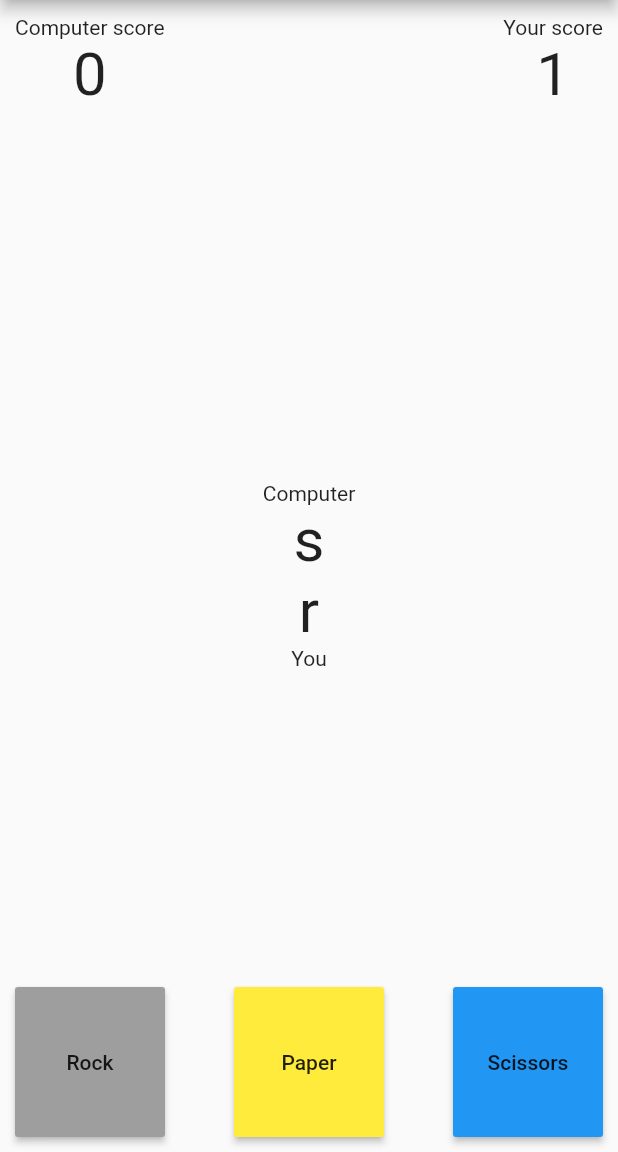
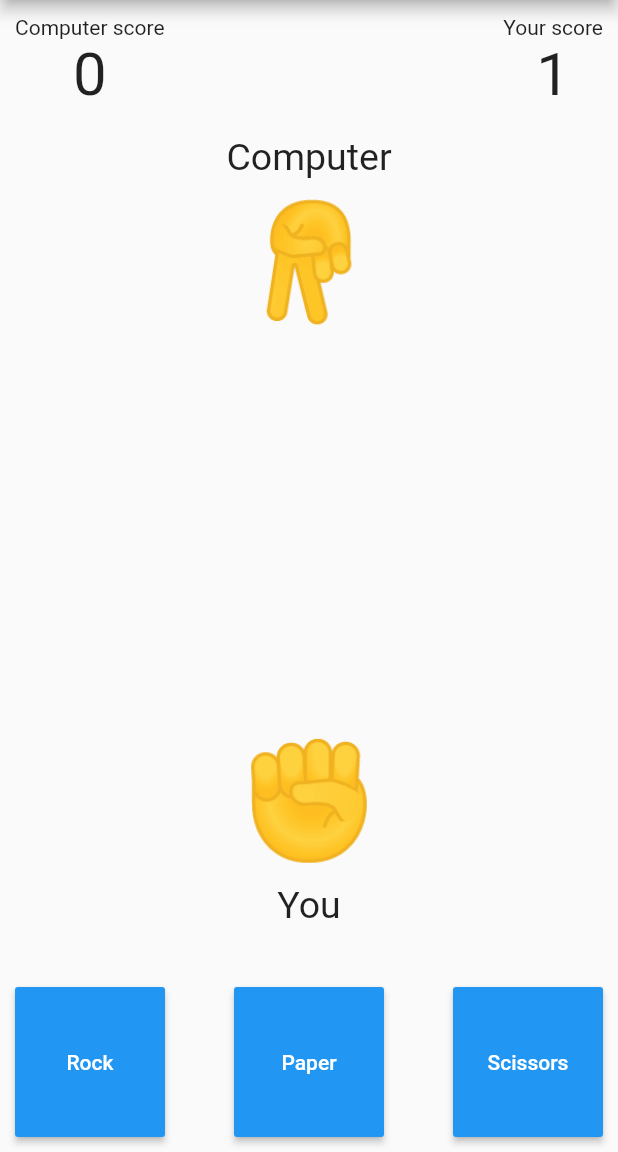
Before and after one commit to SoniArpit/rock-paper-scissors-in-flutter, a Flutter app: the screen it shows after launch, item 2 of the bottom bar chosen, after a tap on "Rock", on a phone screen of 412 x 824 dp, the part 84-1236 px from its top. Run offline on Flutter 3.47's test engine with Material 2 defaults, Android fonts, the phone set to English and light mode, and no system bars.

Commit message:
change positioned to container, change in design, add emoji for disaplay as well as for compare

```diff
--- a/lib/main.dart
+++ b/lib/main.dart
@@ -21,53 +21,53 @@ class RockPaperScissors extends StatefulWidget {
 class _RockPaperScissorsState extends State<RockPaperScissors> {
   Random rnd = new Random();
   int n, userScore = 0, computerScore = 0;
-  var computerCh = '', userCh = '', userEmoji = '', computerEmoji = '';
+  var computerCh = '', userCh = '';
 
   void generateRandome() {
     setState(() {
       n = rnd.nextInt(3);
       if (n == 0) {
-        computerCh = 'r';
+        computerCh = '✊';
       } else if (n == 1) {
-        computerCh = 'p';
+        computerCh = '🖐️';
       } else if (n == 2) {
-        computerCh = 's';
+        computerCh = '✌️';
       }
     });
   }
 
   void rockClicked() {
     setState(() {
-      userCh = 'r';
+      userCh = '✊';
     });
   }
 
   void paperClicked() {
     setState(() {
-      userCh = 'p';
+      userCh = '🖐️';
     });
   }
 
   void scissorsClicked() {
     setState(() {
-      userCh = 's';
+      userCh = '✌️';
     });
   }
 
   void chk() {
     setState(() {
       if (userCh == computerCh) {
-      } else if (userCh == 'r' && computerCh == 'p') {
+      } else if (userCh == '✊' && computerCh == '🖐️') {
         computerScore++;
-      } else if (userCh == 'r' && computerCh == 's') {
+      } else if (userCh == '✊' && computerCh == '✌️') {
         userScore++;
-      } else if (userCh == 'p' && computerCh == 's') {
+      } else if (userCh == '🖐️' && computerCh == '✌️') {
         computerScore++;
-      } else if (userCh == 'p' && computerCh == 'r') {
+      } else if (userCh == '🖐️' && computerCh == '✊') {
         userScore++;
-      } else if (userCh == 's' && computerCh == 'r') {
+      } else if (userCh == '✌️' && computerCh == '✊') {
         computerScore++;
-      } else if (userCh == 's' && computerCh == 'p') {
+      } else if (userCh == '✌️' && computerCh == '🖐️') {
         userScore++;
       }
     });
@@ -95,7 +95,7 @@ class _RockPaperScissorsState extends State<RockPaperScissors> {
         padding: const EdgeInsets.all(10.00),
         child: Stack(
           children: <Widget>[
-            Positioned(
+            Container(
               child: Row(
                 mainAxisAlignment: MainAxisAlignment.spaceBetween,
                 children: <Widget>[
@@ -120,32 +120,64 @@ class _RockPaperScissorsState extends State<RockPaperScissors> {
                 ],
               ),
             ),
-            Positioned(
+            Container(
+              padding: const EdgeInsets.only(top: 80.00),
+              child: Row(
+                mainAxisAlignment: MainAxisAlignment.center,
+                children: <Widget>[
+                  Text(
+                    "Computer",
+                    style: TextStyle(fontSize: 25.00),
+                  ),
+                ],
+              ),
+            ),
+            Container(
+              padding: const EdgeInsets.only(top: 120.00),
+              child: Row(
+                mainAxisAlignment: MainAxisAlignment.center,
+                children: <Widget>[
+                  RotationTransition(
+                    turns: AlwaysStoppedAnimation(180 / 360),
+                    child: Text(
+                      "$computerCh",
+                      style: TextStyle(fontSize: 75.00),
+                    ),
+                  ),
+                ],
+              ),
+            ),
+            Container(
+              padding: const EdgeInsets.only(bottom: 180.00),
               child: Align(
-                child: Column(
+                alignment: FractionalOffset.bottomCenter,
+                child: Row(
                   mainAxisAlignment: MainAxisAlignment.center,
                   children: <Widget>[
-                    Column(
-                      children: <Widget>[
-                        Text("Computer"),
-                        Text(
-                          "$computerCh",
-                          style: TextStyle(fontSize: 40.00),
-                        ),
-                        Text(
-                          "$userCh",
-                          style: TextStyle(fontSize: 40.00),
-                        ),
-                        Text("You"),
-                      ],
-                    )
-                    // Text("Computer: $computerCh"),
-                    // Text("You: $userCh"),
+                    Text(
+                      "$userCh",
+                      style: TextStyle(fontSize: 75.00),
+                    ),
                   ],
                 ),
               ),
             ),
-            Positioned(
+            Container(
+              padding: const EdgeInsets.only(bottom: 140.00),
+              child: Align(
+                alignment: FractionalOffset.bottomCenter,
+                child: Row(
+                  mainAxisAlignment: MainAxisAlignment.center,
+                  children: <Widget>[
+                    Text(
+                      "You",
+                      style: TextStyle(fontSize: 25.00),
+                    ),
+                  ],
+                ),
+              ),
+            ),
+            Container(
               child: Align(
                 alignment: FractionalOffset.bottomCenter,
                 child: Row(
@@ -157,8 +189,11 @@ class _RockPaperScissorsState extends State<RockPaperScissors> {
                         rockClicked();
                         chk();
                       },
-                      child: Text("Rock"),
-                      color: Colors.grey,
+                      child: Text(
+                        "Rock",
+                        style: TextStyle(color: Colors.white),
+                      ),
+                      color: Colors.blue,
                       height: 100,
                       minWidth: 100,
                     ),
@@ -168,8 +203,11 @@ class _RockPaperScissorsState extends State<RockPaperScissors> {
                         paperClicked();
                         chk();
                       },
-                      child: Text("Paper"),
-                      color: Colors.yellow,
+                      child: Text(
+                        "Paper",
+                        style: TextStyle(color: Colors.white),
+                      ),
+                      color: Colors.blue,
                       height: 100,
                       minWidth: 100,
                     ),
@@ -179,7 +217,10 @@ class _RockPaperScissorsState extends State<RockPaperScissors> {
                         scissorsClicked();
                         chk();
                       },
-                      child: Text("Scissors"),
+                      child: Text(
+                        "Scissors",
+                        style: TextStyle(color: Colors.white),
+                      ),
                       color: Colors.blue,
                       height: 100,
                       minWidth: 100,
```
